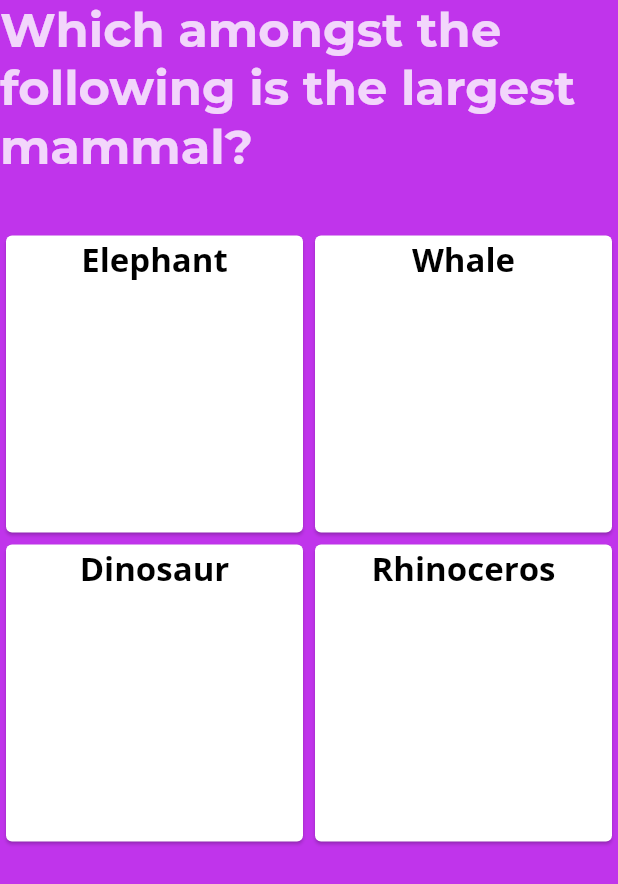
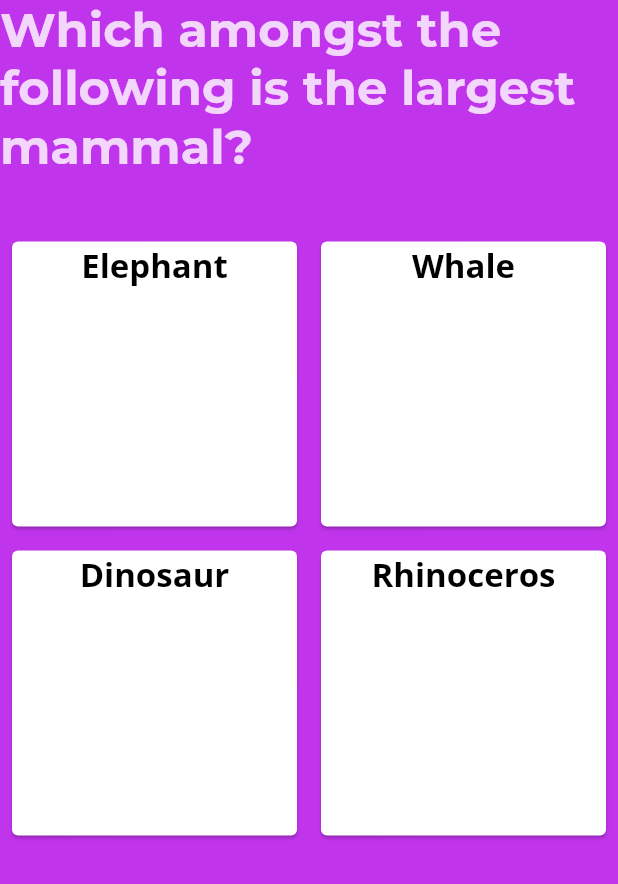
Before and after one commit to techadroit/quizflutterdemo, a Flutter app: the QuizWidget screen opened directly, on a phone screen of 412 x 824 dp. Shown: the top 884 px of the screen. Run offline on Flutter 3.47's test engine with Material 2 defaults, Android fonts, the phone set to English and light mode, and no system bars; our stand-ins replace equatable, flutter_bloc; project files that could hold a hidden picture were left out.

Commit message:
Added quiz complete flow

```diff
--- a/lib/blocs/quiz/quiz_bloc.dart
+++ b/lib/blocs/quiz/quiz_bloc.dart
@@ -2,20 +2,29 @@ import 'package:TataEdgeDemo/blocs/base_bloc.dart';
 import 'package:TataEdgeDemo/blocs/quiz/quiz_event.dart';
 import 'package:TataEdgeDemo/blocs/quiz/quiz_state.dart';
 import 'package:TataEdgeDemo/data/datasource.dart';
+import 'package:TataEdgeDemo/data/qustions.dart';
+import 'package:flutter/cupertino.dart';
 
-class QuizBloc extends BaseBloc<QuizEvent,QuizState>{
-
+class QuizBloc extends BaseBloc<QuizEvent, QuizState> {
   DataSource dataSource = new DataSource();
+  int currentQuiz = 0;
+  List<Questions> list;
 
   QuizBloc() : super(QuizNotInitialized());
 
-
   @override
-  Stream<QuizState> mapEventToState(QuizEvent event) async*{
-    if(event is LoadQuiz){
-      var list = dataSource.getQuestions(event.categories);
-      yield ShowQuestion(list[0]);
+  Stream<QuizState> mapEventToState(QuizEvent event) async* {
+    if (event is LoadQuiz) {
+      list = dataSource.getQuestions(event.categories);
+      yield showQuiz();
+    } else if (event is ShowNext) {
+      yield showQuiz();
     }
   }
 
+  QuizState showQuiz() {
+    if (currentQuiz > list.length - 1)
+      return QuizComplete();
+    return ShowQuestion(list[currentQuiz++]);
+  }
 }
--- a/lib/blocs/quiz/quiz_state.dart
+++ b/lib/blocs/quiz/quiz_state.dart
@@ -15,6 +15,9 @@ class ShowQuestion extends QuizState {
   Questions questions;
 
   ShowQuestion(this.questions);
+
+  @override
+  List<Object> get props => [questions];
 }
 
 class QuizComplete extends QuizState {}
--- a/lib/data/qustions.dart
+++ b/lib/data/qustions.dart
@@ -1,24 +1,20 @@
 import 'package:equatable/equatable.dart';
 
-class Questions extends Equatable{
+class Questions extends Equatable {
   String question;
   List<Options> options;
-  Options answer;
 
-  Questions(this.question, this.options, this.answer);
-
-  bool isCorrectAnswer(Options options) {
-    return answer == options;
-  }
+  Questions(this.question, this.options);
 
   @override
-  List<Object> get props => [question];
+  List<Object> get props => [question,options];
 }
 
 class Options extends Equatable {
   String answer;
+  bool isRightAnswer = false;
 
-  Options(this.answer);
+  Options(this.answer, {this.isRightAnswer = false});
 
   @override
   List<Object> get props => [answer];
--- a/lib/view/quiz/quiz_widget.dart
+++ b/lib/view/quiz/quiz_widget.dart
@@ -7,21 +7,29 @@ import 'package:flutter/material.dart';
 import 'package:flutter_bloc/flutter_bloc.dart';
 
 class QuizWidget extends StatelessWidget {
+  var bloc = QuizBloc()..add(LoadQuiz(Categories.animal));
+
   @override
   Widget build(BuildContext context) {
     var theme = Theme.of(context);
     return Scaffold(
       backgroundColor: theme.colorScheme.primary,
       body: SafeArea(
+        child: BlocProvider.value(
+          value: bloc,
           child: BlocBuilder(
-          cubit: QuizBloc()..add(LoadQuiz(Categories.animal)),
+            cubit: bloc,
             builder: (context, state) {
+              debugPrint(" the state is $state");
               if (state is ShowQuestion) {
                 return QuestionWidget(state.questions);
+              } else if (state is QuizComplete) {
+                return QuizComplete();
               } else {
                 return CircularProgressIndicator();
               }
             },
+          ),
         ),
       ),
     );
@@ -36,7 +44,7 @@ class QuestionWidget extends StatelessWidget {
   @override
   Widget build(BuildContext context) {
     var textTheme = Theme.of(context).primaryTextTheme;
-    return  Container(
+    return Container(
       height: double.infinity,
       child: Expanded(
         child: Column(
@@ -55,22 +63,46 @@ class QuestionWidget extends StatelessWidget {
                       crossAxisCount: 2),
                   itemBuilder: (context, index) {
                     var option = questions.options[index];
-                    return Card(
-                      child: Column(
-                        children: <Widget>[
-                          Text(
-                            option.answer,
-                            style: textTheme.bodyText1,
-                          )
-                        ],
-                      ),
-                    );
+                    return AnswerWidget(option);
                   }),
             )
           ],
-
         ),
       ),
     );
   }
 }
+
+class AnswerWidget extends StatelessWidget {
+  Options options;
+
+  AnswerWidget(this.options);
+
+  @override
+  Widget build(BuildContext context) {
+    var textTheme = Theme.of(context).primaryTextTheme;
+    return GestureDetector(
+      onTap: () {
+        BlocProvider.of<QuizBloc>(context).add(ShowNext());
+      },
+      child: Card(
+        margin: EdgeInsets.all(8.0),
+        child: Column(
+          children: <Widget>[
+            Text(
+              options.answer,
+              style: textTheme.bodyText1,
+            )
+          ],
+        ),
+      ),
+    );
+  }
+}
+
+class QuizComplete extends StatelessWidget {
+  @override
+  Widget build(BuildContext context) {
+    return Text("Quiz Complete");
+  }
+}
```
Also changed, not shown: lib/data/animal_questions.dart (+4 -4 lines). Lines whose indentation alone changed are shown as unchanged.
